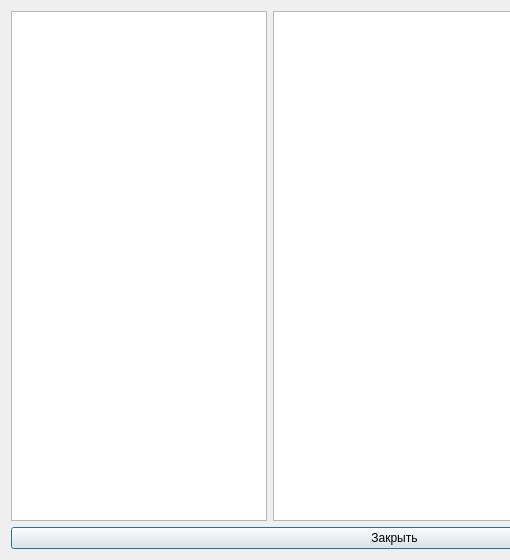
This is help.ui in shurk4/QR as Qt 5 draws it before an edit; both pictures show x 0 to 510 and y 0 to 560 of the 789 by 560 pixel window. The edited form follows.
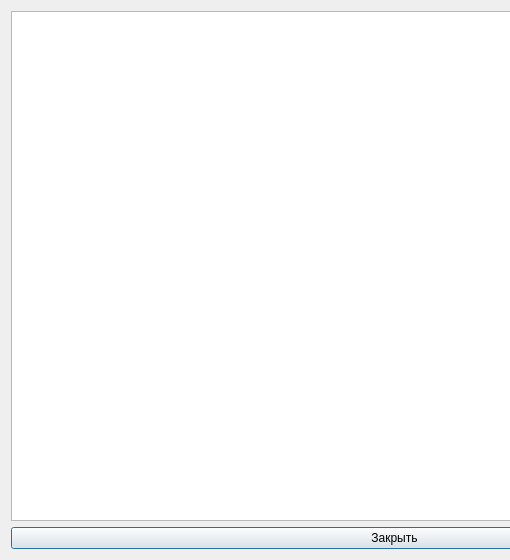
This is the edited form.

```diff
--- a/help.ui
+++ b/help.ui
@@ -22,10 +22,7 @@
     </widget>
    </item>
    <item row="0" column="0">
-    <layout class="QHBoxLayout" name="horizontalLayout" stretch="0,1">
-     <item>
-      <widget class="QListWidget" name="listWidget"/>
-     </item>
+    <layout class="QHBoxLayout" name="horizontalLayout" stretch="1">
      <item>
       <widget class="QTextBrowser" name="textBrowser"/>
      </item>
```
